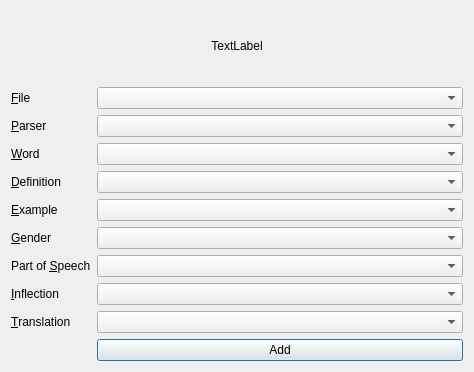
Qt form designer/main.ui (abdnh/anki-zim-reader) before a commit.
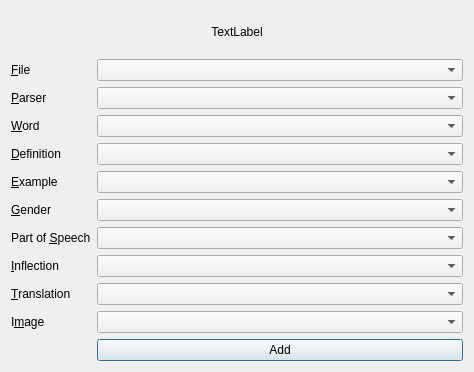
The same form after that commit.

The edit to the form file:
```diff
--- a/designer/main.ui
+++ b/designer/main.ui
@@ -150,6 +150,19 @@
        </property>
       </widget>
      </item>
+     <item row="9" column="0">
+      <widget class="QLabel" name="label_7">
+       <property name="text">
+        <string>I&amp;mage</string>
+       </property>
+       <property name="buddy">
+        <cstring>imageFieldComboBox</cstring>
+       </property>
+      </widget>
+     </item>
+     <item row="9" column="1">
+      <widget class="QComboBox" name="imageFieldComboBox"/>
+     </item>
     </layout>
    </item>
   </layout>
```
